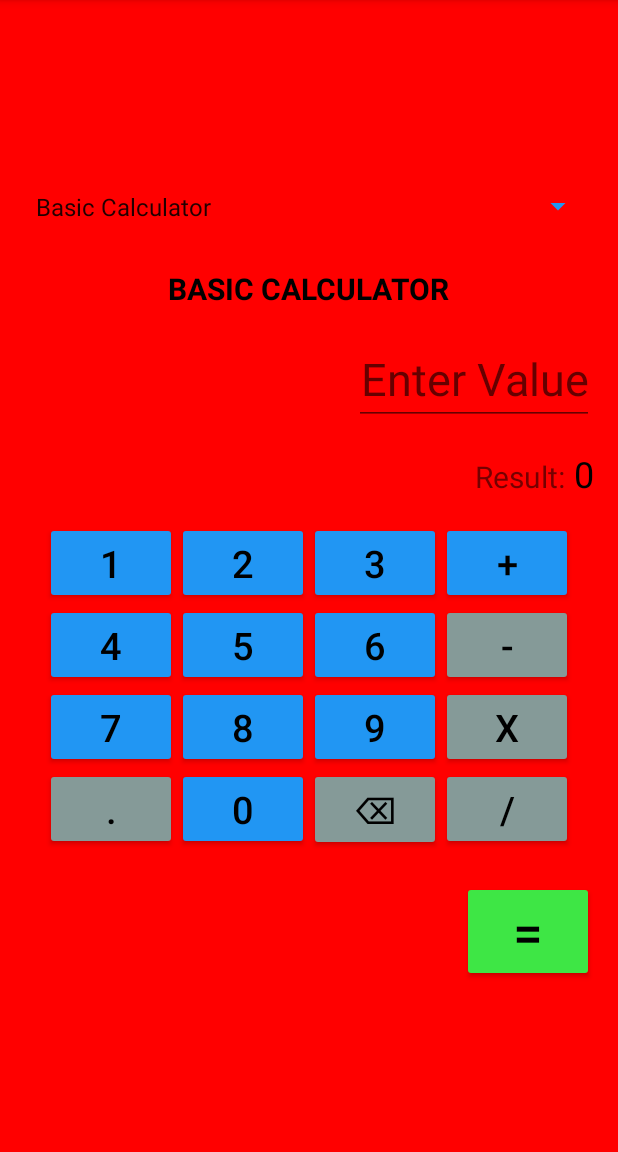
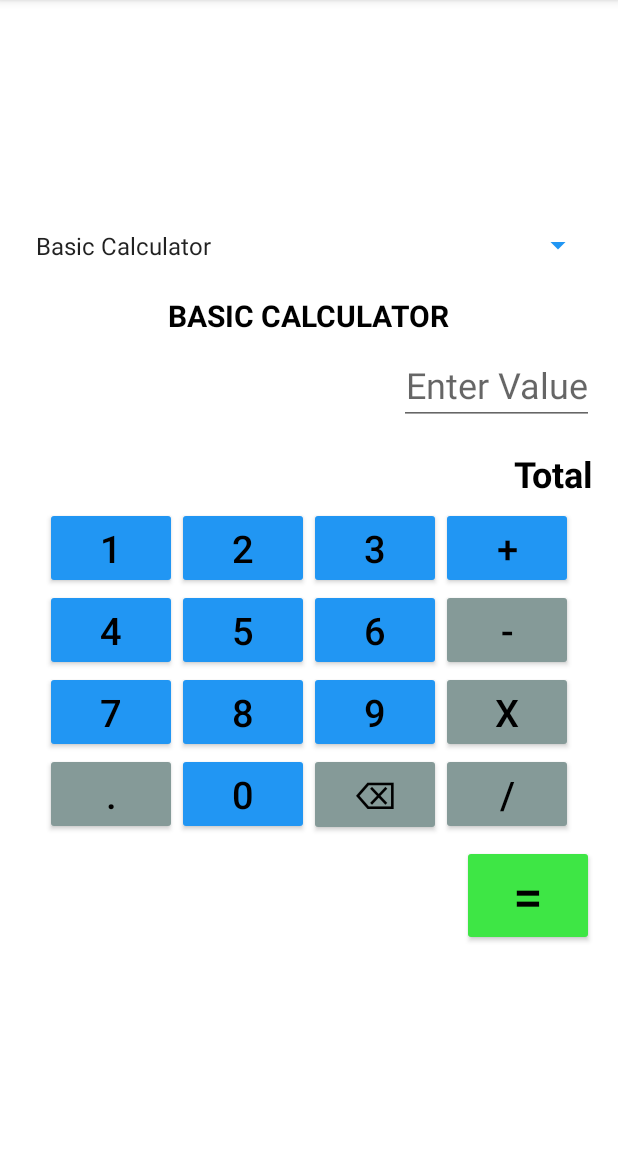
Before and after one commit to itsbbln/MDPractical, an Android app: the screen it shows after launch (MainActivity), on a phone screen of 412 x 824 dp, the part 84-1236 px from its top. Run offline under Robolectric (Android 15) with nearby library versions, the phone set to English and light mode, and no system bars.

Commit message:
update 1 - mugana ang basic cal

```diff
--- a/app/src/main/java/com/example/mdpractical/MainActivity.java
+++ b/app/src/main/java/com/example/mdpractical/MainActivity.java
@@ -41,7 +41,6 @@ public class MainActivity extends AppCompatActivity {
                     Intent intent = new Intent(MainActivity.this, UnitConverter.class);
                     startActivity(intent);
                 }
-                // Kung "Basic Calculator", wala lang kay naa nata diri
             }
 
             @Override
@@ -92,7 +91,7 @@ public class MainActivity extends AppCompatActivity {
                 if (editText.getText().length() > 0) {
                     num1 = Double.parseDouble(editText.getText().toString());
                     isAddition = true;
-                    editText.setText(editText.getText().toString() + "+"); // show operator
+                    editText.setText("");
                 }
             }
         });
@@ -104,9 +103,9 @@ public class MainActivity extends AppCompatActivity {
                 if (editText.getText().length() > 0) {
                     num1 = Double.parseDouble(editText.getText().toString());
                     isSubtraction = true;
-                    editText.setText(editText.getText().toString() + "-"); // show operator
-                }
-            }
+                    editText.setText("");
+    }
+}
         });
 
     // MULTIPLICATION
@@ -116,7 +115,7 @@ public class MainActivity extends AppCompatActivity {
                 if (editText.getText().length() > 0) {
                     num1 = Double.parseDouble(editText.getText().toString());
                     isMultiplication = true;
-                    editText.setText(editText.getText().toString() + "×"); // show operator
+                    editText.setText("");
                 }
             }
         });
@@ -128,7 +127,7 @@ public class MainActivity extends AppCompatActivity {
                 if (editText.getText().length() > 0) {
                     num1 = Double.parseDouble(editText.getText().toString());
                     isDivision = true;
-                    editText.setText(editText.getText().toString() + "÷"); // show operator
+                    editText.setText("");
                 }
             }
         });
@@ -161,17 +160,84 @@ public class MainActivity extends AppCompatActivity {
         });
 
         // Numbers
-        num1Button.setOnClickListener(new NumberClickListener("1"));
-        num2Button.setOnClickListener(new NumberClickListener("2"));
-        num3Button.setOnClickListener(new NumberClickListener("3"));
-        num4Button.setOnClickListener(new NumberClickListener("4"));
-        num5Button.setOnClickListener(new NumberClickListener("5"));
-        num6Button.setOnClickListener(new NumberClickListener("6"));
-        num7Button.setOnClickListener(new NumberClickListener("7"));
-        num8Button.setOnClickListener(new NumberClickListener("8"));
-        num9Button.setOnClickListener(new NumberClickListener("9"));
-        zeroButton.setOnClickListener(new NumberClickListener("0"));
+        num1Button.setOnClickListener(new View.OnClickListener() {
+            @Override
+            public void onClick(View v) {
+                editText.setText(editText.getText().toString() + "1");
+            }
+        });
 
+        num2Button.setOnClickListener(new View.OnClickListener() {
+            @Override
+            public void onClick(View v) {
+                editText.setText(editText.getText().toString() + "2");
+            }
+        });
+
+        num3Button.setOnClickListener(new View.OnClickListener() {
+            @Override
+            public void onClick(View v) {
+                editText.setText(editText.getText().toString() + "3");
+            }
+        });
+
+        num4Button.setOnClickListener(new View.OnClickListener() {
+            @Override
+            public void onClick(View v) {
+                editText.setText(editText.getText().toString() + "4");
+            }
+        });
+
+        num5Button.setOnClickListener(new View.OnClickListener() {
+            @Override
+            public void onClick(View v) {
+                editText.setText(editText.getText().toString() + "5");
+            }
+        });
+
+        num6Button.setOnClickListener(new View.OnClickListener() {
+            @Override
+            public void onClick(View v) {
+                editText.setText(editText.getText().toString() + "6");
+            }
+        });
+
+        num7Button.setOnClickListener(new View.OnClickListener() {
+            @Override
+            public void onClick(View v) {
+                editText.setText(editText.getText().toString() + "7");
+            }
+        });
+
+        num8Button.setOnClickListener(new View.OnClickListener() {
+            @Override
+            public void onClick(View v) {
+                editText.setText(editText.getText().toString() + "8");
+            }
+        });
+
+        num9Button.setOnClickListener(new View.OnClickListener() {
+            @Override
+            public void onClick(View v) {
+                editText.setText(editText.getText().toString() + "9");
+            }
+        });
+
+        zeroButton.setOnClickListener(new View.OnClickListener() {
+            @Override
+            public void onClick(View v) {
+                editText.setText(editText.getText().toString() + "0");
+            }
+        });
+
+        dotButton.setOnClickListener(new View.OnClickListener() {
+            @Override
+            public void onClick(View v) {
+                if (!editText.getText().toString().contains(".")) {
+                    editText.setText(editText.getText().toString() + ".");
+                }
+            }
+        });
         dotButton.setOnClickListener(new View.OnClickListener() {
             @Override
             public void onClick(View v) {
--- a/app/src/main/res/color/white.xml
+++ /dev/null
@@ -1,4 +0,0 @@
-<?xml version="1.0" encoding="utf-8"?>
-<selector xmlns:android="http://schemas.android.com/apk/res/android">
-
-</selector>
--- a/app/src/main/res/layout/basic_calculator.xml
+++ b/app/src/main/res/layout/basic_calculator.xml
@@ -11,8 +11,8 @@
     <Spinner
         android:id="@+id/modeSpinner"
         android:layout_width="match_parent"
-        android:layout_height="50dp"
-        android:layout_marginBottom="16dp"
+        android:layout_height="54dp"
+        android:layout_marginBottom="6dp"
         android:backgroundTint="@color/blue"
         android:entries="@array/MDPractical"
         android:spinnerMode="dropdown"
@@ -33,12 +33,12 @@
         android:layout_width="wrap_content"
         android:layout_height="wrap_content"
         android:layout_gravity="end"
-        android:layout_marginTop="16sp"
+        android:layout_marginTop="6sp"
         android:focusable="false"
         android:focusableInTouchMode="false"
         android:hint="Enter Value"
         android:textAlignment="textEnd"
-        android:textSize="30dp"
+        android:textSize="24dp"
         android:textColor="@color/black"/>
 
     <LinearLayout
@@ -52,22 +52,22 @@
             android:id="@+id/result"
             android:layout_width="wrap_content"
             android:layout_height="wrap_content"
-            android:textSize="20sp"
-            android:text="Result:" />
+            android:textSize="24sp"/>
 
         <TextView
             android:id="@+id/resultText"
             android:layout_width="wrap_content"
             android:layout_height="wrap_content"
             android:textSize="24sp"
-            android:text=" 0"
-            android:textColor="@color/black"/>
+            android:text="Total"
+            android:textColor="@color/black"
+            android:textStyle="bold"/>
     </LinearLayout>
 
     <TableLayout
         android:layout_width="match_parent"
         android:layout_height="wrap_content"
-        android:layout_marginTop="16dp">
+        android:layout_marginTop="6dp">
 
         <TableRow
             android:layout_width="match_parent"
@@ -247,7 +247,7 @@
         android:layout_width="wrap_content"
         android:layout_height="wrap_content"
         android:layout_gravity="end"
-        android:layout_marginTop="20dp"
+        android:layout_marginTop="6dp"
         android:backgroundTint="@color/green"
         android:text="="
         android:textColor="@color/black"
--- a/app/src/main/res/values/styles.xml
+++ b/app/src/main/res/values/styles.xml
@@ -3,7 +3,7 @@
     <style name="AppTheme" parent="Theme.AppCompat.Light.DarkActionBar">
         <!-- Customize your theme here. -->
         <item name="colorPrimary">@color/colorPrimary</item>
-        <item name="colorPrimaryDark">@color/colorPrimaryDark</item>
+        <item name="colorPrimaryDark">@color/green</item>
         <item name="colorAccent">@color/colorAccent</item>
     </style>
 
```
Also changed, not shown: app/src/main/java/com/example/mdpractical/BaseNumberCalculator.java (+2 -25 lines).
